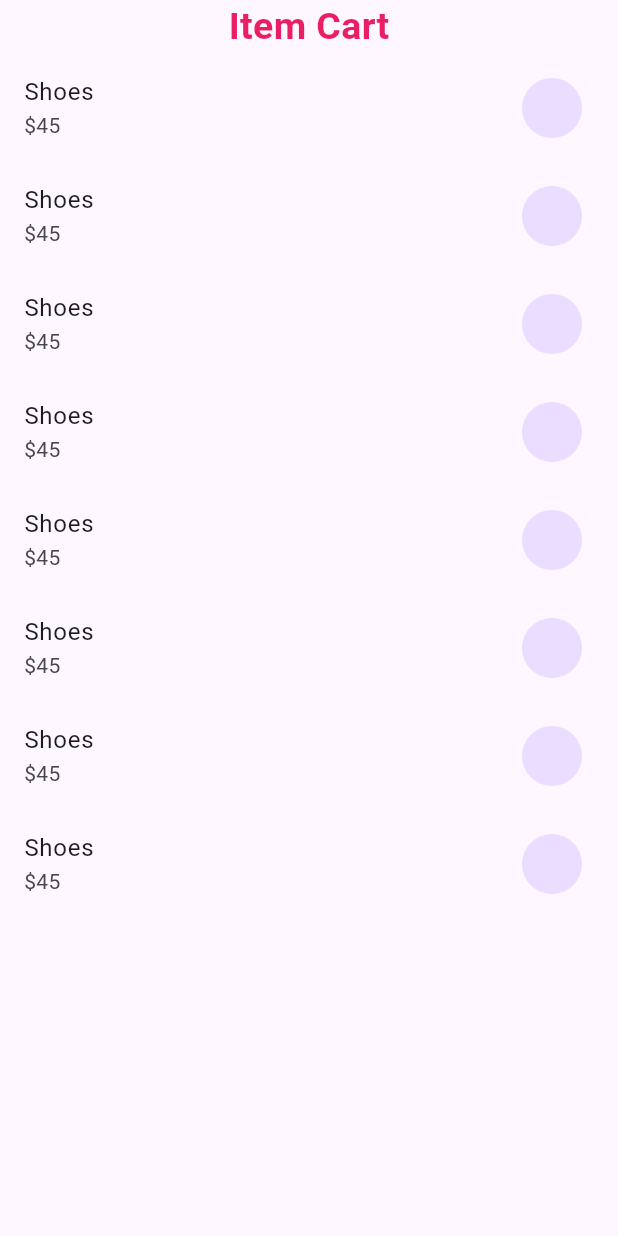
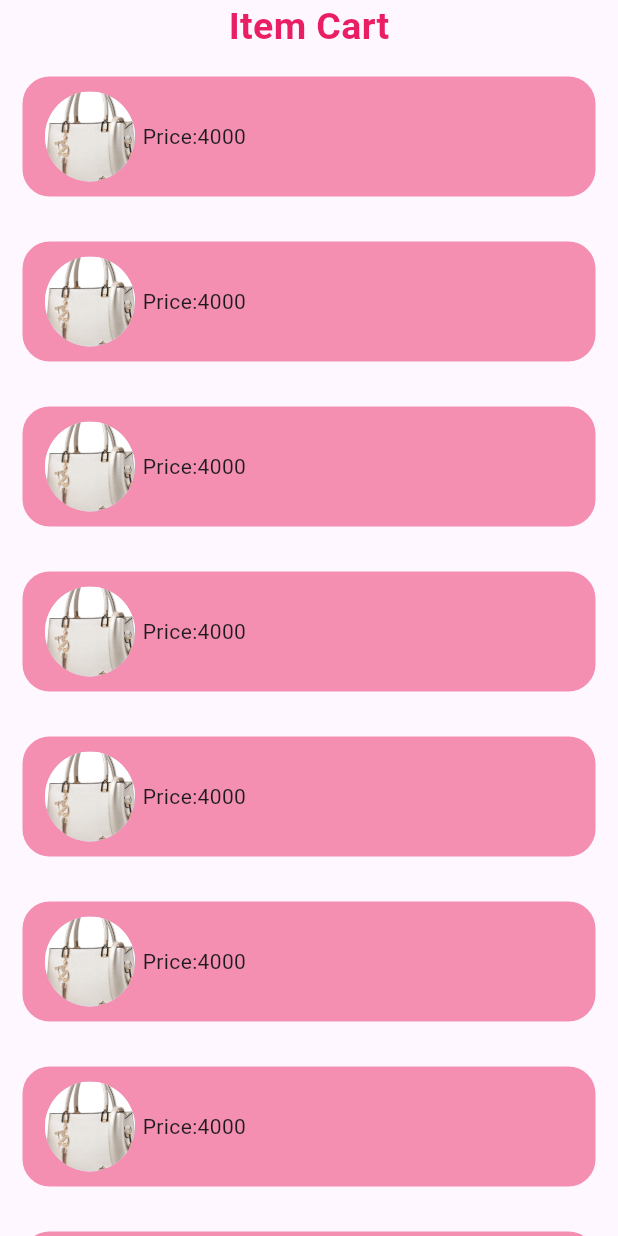
Before and after one commit to sohasara/E-Commerce-App, a Flutter app: the Cart screen opened directly, on a phone screen of 412 x 824 dp. Run offline on Flutter 3.47's test engine with Material 3 defaults, Android fonts, the phone set to English and light mode, and no system bars; our stand-ins replace flutter_riverpod.

Commit message:
add cart

```diff
--- a/lib/feature/presentation/pages/cart/item_cart.dart
+++ b/lib/feature/presentation/pages/cart/item_cart.dart
@@ -18,12 +18,37 @@ class Cart extends StatelessWidget {
           ),
           Expanded(
             child: ListView.builder(
-              itemCount: 8,
+              itemCount: 20,
               itemBuilder: (context, index) {
-                return const ListTile(
-                  title: Text('Shoes'),
-                  trailing: CircleAvatar(),
-                  subtitle: Text('\$45'),
+                return Padding(
+                  padding: const EdgeInsets.all(15.0),
+                  child: Container(
+                    padding: EdgeInsets.all(10),
+                    height: 80,
+                    decoration: BoxDecoration(
+                      color: Colors.pink.shade200,
+                      borderRadius: BorderRadius.circular(18),
+                    ),
+                    child: Row(
+                      mainAxisAlignment: MainAxisAlignment.start,
+                      crossAxisAlignment: CrossAxisAlignment.start,
+                      children: [
+                        CircleAvatar(
+                          maxRadius: 35,
+                          backgroundImage: AssetImage(
+                            'assets/images/bag1.jpg',
+                          ),
+                        ),
+                        Column(
+                          crossAxisAlignment: CrossAxisAlignment.center,
+                          mainAxisAlignment: MainAxisAlignment.center,
+                          children: [
+                            Text('Price:4000'),
+                          ],
+                        )
+                      ],
+                    ),
+                  ),
                 );
               },
             ),
```
